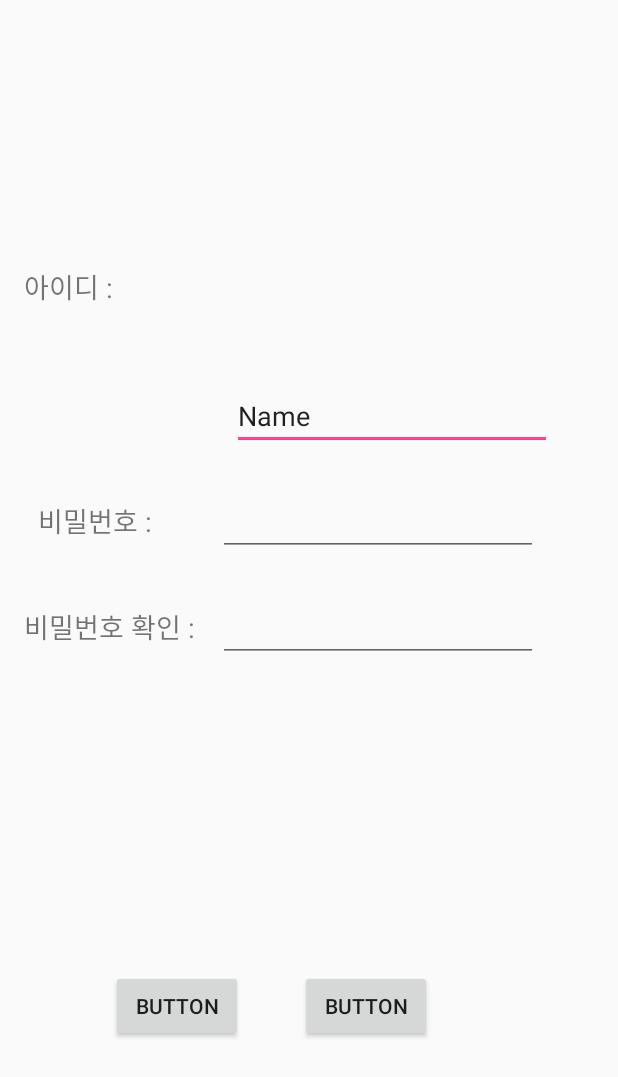
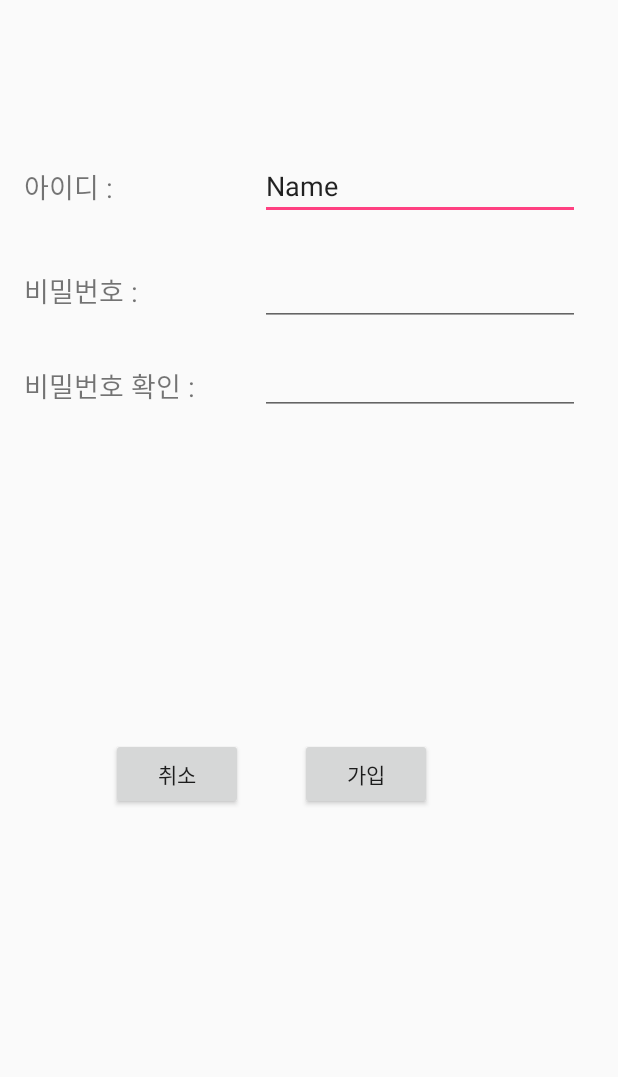
Before and after one commit to dhukim/Travel_Plan_Project, an Android app: the layout signup.xml on its own in the app's theme, with its tools: preview values and no code run, on a phone screen of 412 x 824 dp. Shown: the top 1077 px of the screen. Run offline under Robolectric (Android 15) with nearby library versions, the phone set to English and light mode, and no system bars.

Commit message:
레이아웃

```diff
--- a/app/src/main/java/com/example/it/travel_plan_project/MainActivity.java
+++ b/app/src/main/java/com/example/it/travel_plan_project/MainActivity.java
@@ -2,6 +2,8 @@ package com.example.it.travel_plan_project;
 
 import android.support.v7.app.AppCompatActivity;
 import android.os.Bundle;
+import android.view.View;
+import android.widget.Button;
 
 public class MainActivity extends AppCompatActivity {
 
@@ -10,6 +12,21 @@ public class MainActivity extends AppCompatActivity {
         super.onCreate(savedInstanceState);
         setContentView(R.layout.login);
 
+        Button login = (Button) findViewById(R.id.login_button);
+        Button sign = (Button) findViewById(R.id.login_sign_button);
 
+        login.setOnClickListener(new Button.OnClickListener(){
+            @Override
+            public void onClick(View view) {
+                setContentView(R.layout.plan_view);
+            }
+        });
+
+        sign.setOnClickListener(new Button.OnClickListener(){
+            @Override
+            public void onClick(View view) {
+                setContentView(R.layout.signup);
+            }
+        });
     }
 }
--- a/app/src/main/res/layout/login.xml
+++ b/app/src/main/res/layout/login.xml
@@ -24,6 +24,7 @@
         android:layout_marginTop="144dp"
         android:ems="10"
         android:inputType="textEmailAddress"
+        android:hint="email"
         app:layout_constraintEnd_toEndOf="parent"
         app:layout_constraintStart_toStartOf="parent"
         app:layout_constraintTop_toTopOf="parent" />
@@ -35,8 +36,7 @@
         android:layout_marginTop="42dp"
         android:ems="10"
         android:inputType="textPassword"
-        app:layout_constraintStart_toStartOf="@+id/editText"
-        app:layout_constraintTop_toBottomOf="@+id/editText" />
+        android:hint="password"
         app:layout_constraintStart_toStartOf="@+id/login_email"
         app:layout_constraintTop_toBottomOf="@+id/login_email" />
 
--- a/app/src/main/res/layout/signup.xml
+++ b/app/src/main/res/layout/signup.xml
@@ -3,80 +3,83 @@
     xmlns:app="http://schemas.android.com/apk/res-auto"
     xmlns:tools="http://schemas.android.com/tools"
     android:layout_width="match_parent"
-    android:layout_height="match_parent">
+    android:layout_height="match_parent"
+    tools:layout_editor_absoluteY="81dp">
 
     <EditText
         android:id="@+id/editText3"
         android:layout_width="wrap_content"
         android:layout_height="wrap_content"
-        android:layout_marginBottom="25dp"
-        android:layout_marginEnd="44dp"
+        android:layout_marginEnd="25dp"
+        android:layout_marginTop="101dp"
         android:ems="10"
         android:inputType="textPersonName"
         android:text="Name"
-        app:layout_constraintBottom_toTopOf="@+id/editText5"
         app:layout_constraintEnd_toEndOf="parent"
-        app:layout_constraintStart_toEndOf="@+id/textView2" />
+        app:layout_constraintStart_toEndOf="@+id/textView2"
+        app:layout_constraintTop_toTopOf="parent" />
 
     <EditText
         android:id="@+id/editText5"
         android:layout_width="wrap_content"
         android:layout_height="wrap_content"
-        android:layout_marginEnd="28dp"
+        android:layout_marginEnd="25dp"
+        android:layout_marginTop="25dp"
         android:ems="10"
         android:inputType="textPassword"
-        app:layout_constraintBaseline_toBaselineOf="@+id/textView3"
         app:layout_constraintEnd_toEndOf="parent"
-        app:layout_constraintStart_toEndOf="@+id/textView3" />
+        app:layout_constraintStart_toEndOf="@+id/textView3"
+        app:layout_constraintTop_toBottomOf="@+id/editText3" />
 
     <EditText
         android:id="@+id/editText6"
         android:layout_width="wrap_content"
         android:layout_height="wrap_content"
+        android:layout_marginEnd="25dp"
+        android:layout_marginTop="14dp"
         android:ems="10"
         android:inputType="textPassword"
-        app:layout_constraintBaseline_toBaselineOf="@+id/textView4"
-        app:layout_constraintStart_toStartOf="@+id/editText5" />
+        app:layout_constraintEnd_toEndOf="parent"
+        app:layout_constraintStart_toEndOf="@+id/textView4"
+        app:layout_constraintTop_toBottomOf="@+id/editText5" />
 
     <TextView
         android:id="@+id/textView2"
         android:layout_width="0dp"
-        android:layout_height="37dp"
-        android:layout_marginBottom="99dp"
-        android:layout_marginEnd="46dp"
+        android:layout_height="wrap_content"
+        android:layout_marginEnd="65dp"
         android:layout_marginStart="16dp"
-        android:layout_marginTop="96dp"
         android:text="아이디 : "
         android:textSize="8pt"
-        app:layout_constraintBottom_toTopOf="@+id/editText6"
+        app:layout_constraintBottom_toBottomOf="@+id/editText3"
         app:layout_constraintEnd_toStartOf="@+id/editText3"
         app:layout_constraintStart_toStartOf="parent"
-        app:layout_constraintTop_toTopOf="parent" />
+        app:layout_constraintTop_toTopOf="@+id/editText3" />
 
     <TextView
         android:id="@+id/textView3"
-        android:layout_width="wrap_content"
+        android:layout_width="0dp"
         android:layout_height="wrap_content"
-        android:layout_marginBottom="179dp"
-        android:layout_marginEnd="14dp"
-        android:layout_marginTop="178dp"
+        android:layout_marginEnd="49dp"
+        android:layout_marginStart="16dp"
         android:text="비밀번호 : "
         android:textSize="8pt"
-        app:layout_constraintBottom_toBottomOf="@+id/button4"
+        app:layout_constraintBaseline_toBaselineOf="@+id/editText5"
         app:layout_constraintEnd_toStartOf="@+id/editText5"
-        app:layout_constraintStart_toStartOf="parent"
-        app:layout_constraintTop_toTopOf="parent" />
+        app:layout_constraintStart_toStartOf="parent" />
 
     <TextView
         android:id="@+id/textView4"
-        android:layout_width="wrap_content"
+        android:layout_width="0dp"
         android:layout_height="wrap_content"
+        android:layout_marginBottom="6dp"
+        android:layout_marginEnd="12dp"
         android:layout_marginStart="16dp"
-        android:layout_marginTop="33dp"
         android:text="비밀번호 확인 : "
         android:textSize="8pt"
-        app:layout_constraintStart_toStartOf="parent"
-        app:layout_constraintTop_toBottomOf="@+id/editText5" />
+        app:layout_constraintBottom_toBottomOf="@+id/editText6"
+        app:layout_constraintEnd_toStartOf="@+id/editText6"
+        app:layout_constraintStart_toStartOf="parent" />
 
     <Button
         android:id="@+id/button3"
@@ -84,16 +87,18 @@
         android:layout_height="wrap_content"
         android:layout_marginBottom="129dp"
         android:layout_marginStart="38dp"
-        android:text="Button"
+        android:layout_marginTop="130dp"
+        android:text="가입"
         app:layout_constraintBottom_toBottomOf="parent"
-        app:layout_constraintStart_toEndOf="@+id/button4" />
+        app:layout_constraintStart_toEndOf="@+id/button4"
+        app:layout_constraintTop_toBottomOf="@+id/textView3" />
 
     <Button
         android:id="@+id/button4"
         android:layout_width="wrap_content"
         android:layout_height="wrap_content"
         android:layout_marginStart="74dp"
-        android:text="Button"
+        android:text="취소"
         app:layout_constraintBaseline_toBaselineOf="@+id/button3"
         app:layout_constraintStart_toStartOf="parent" />
 
```
